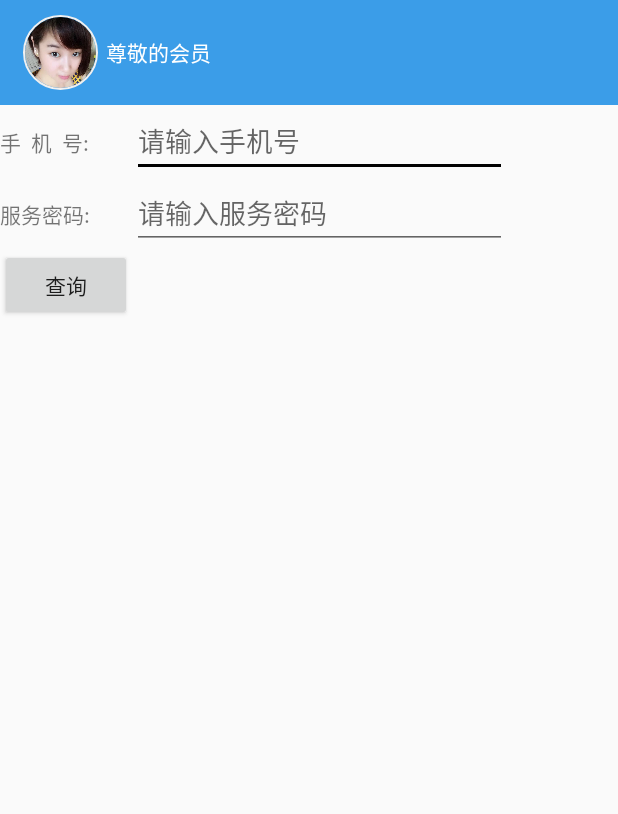
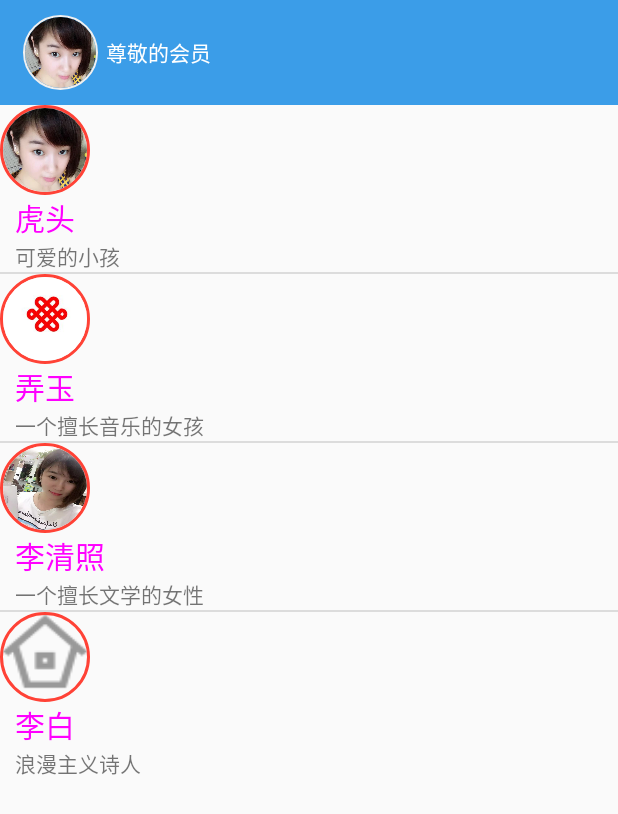
Before and after one commit to leihtg/youme, an Android app: the screen it shows after launch (MainActivity), on a phone screen of 412 x 824 dp. Shown: the top 814 px of the screen. Run offline under Robolectric (Android 15) with nearby library versions, the phone set to English and light mode, and no system bars; our stand-ins replace CircleImageView.

Commit message:
put ListView

```diff
--- a/app/src/main/java/com/leihtg/youme/FirstFragment.java
+++ b/app/src/main/java/com/leihtg/youme/FirstFragment.java
@@ -8,58 +8,46 @@ import android.view.View;
 import android.view.ViewGroup;
 import android.widget.Button;
 import android.widget.EditText;
+import android.widget.ListView;
+import android.widget.SimpleAdapter;
 import android.widget.Toast;
 
 import com.youme.R;
 
+import java.util.ArrayList;
 import java.util.HashMap;
+import java.util.List;
+import java.util.Map;
 
 public class FirstFragment extends Fragment {
-    private static final String PHONE = "yd";
     private View view;
-    private View.OnClickListener clickListener = new View.OnClickListener() {
-        @Override
-        public void onClick(View v) {
-            EditText phone = (EditText) view.findViewById(R.id.yd_phone);
-            EditText pwd = (EditText) view.findViewById(R.id.yd_pwd);
-            Toast.makeText(getActivity(),"手机号："+phone.getText()+",服务密码："+pwd.getText(),Toast.LENGTH_LONG).show();
-        }
-    };
+
+    private String[] names = new String[]{"虎头", "弄玉", "李清照", "李白"};
+    private String[] descs = new String[]{"可爱的小孩", "一个擅长音乐的女孩", "一个擅长文学的女性", "浪漫主义诗人"};
+    private int[] imageIds = new int[]{R.drawable.chenp, R.drawable.lt, R.drawable.cjp, R.mipmap.home_01};
 
     @Nullable
     @Override
     public View onCreateView(LayoutInflater inflater, ViewGroup container, Bundle savedInstanceState) {
         view = inflater.inflate(R.layout.first, null);
-        if (savedInstanceState != null) {
-            Object o = savedInstanceState.get(PHONE);
-            if (o != null) {
-                EditText phone = (EditText) view.findViewById(R.id.yd_phone);
-                EditText pwd = (EditText) view.findViewById(R.id.yd_pwd);
-                HashMap<String, String> map = (HashMap<String, String>) o;
-                phone.setText(map.get("phone"));
-                pwd.setText(map.get("pwd"));
-            }
+        List<Map<String, Object>> listItems = new ArrayList<>();
+        for (int i = 0; i < names.length; i++) {
+            Map<String, Object> listItem = new HashMap<>();
+            listItem.put("header", imageIds[i]);
+            listItem.put("personName", names[i]);
+            listItem.put("desc", descs[i]);
+            listItems.add(listItem);
         }
-        Button searchBtn = (Button) view.findViewById(R.id.yd_searchBtn);
-        searchBtn.setOnClickListener(clickListener);
+        SimpleAdapter simpleAdapter = new SimpleAdapter(view.getContext(), listItems, R.layout.dir_item, new String[]{"personName", "header", "desc"}, new int[]{R.id.name, R.id.header, R.id.desc});
+        ListView listView = (ListView) view.findViewById(R.id.dirList);
+        //为ListView设置Adapter
+        listView.setAdapter(simpleAdapter);
+
         return view;
-    }
-
-    @Override
-    public void onSaveInstanceState(Bundle outState) {
-        super.onSaveInstanceState(outState);
-        if (view != null) {
-            EditText phone = (EditText) view.findViewById(R.id.yd_phone);
-            EditText pwd = (EditText) view.findViewById(R.id.yd_pwd);
-            HashMap<String, String> map = new HashMap<>();
-            map.put("phone", phone.getText().toString());
-            map.put("pwd", pwd.getText().toString());
-        }
     }
 
     @Override
     public void onCreate(@Nullable Bundle savedInstanceState) {
         super.onCreate(savedInstanceState);
-
     }
 }
--- /dev/null
+++ b/app/src/main/res/layout/dir_item.xml
@@ -0,0 +1,39 @@
+<?xml version="1.0" encoding="utf-8"?>
+<LinearLayout xmlns:android="http://schemas.android.com/apk/res/android"
+    xmlns:cir="http://schemas.android.com/apk/res-auto"
+    android:layout_width="match_parent"
+    android:layout_height="match_parent"
+    android:orientation="vertical">
+
+    <com.youme.view.CircleImageViewCustom
+        android:id="@+id/header"
+        android:layout_width="60dp"
+        android:layout_height="60dp"
+        android:paddingLeft="10dp"
+        android:src="@drawable/chenp"
+        cir:borderColor="@color/theme_red"
+        cir:borderWidth="2dp"
+        cir:type="circle" />
+
+    <LinearLayout
+        android:layout_width="match_parent"
+        android:layout_height="wrap_content"
+        android:orientation="vertical">
+
+        <TextView
+            android:id="@+id/name"
+            android:layout_width="wrap_content"
+            android:layout_height="wrap_content"
+            android:paddingLeft="10dp"
+            android:textColor="#f0f"
+            android:textSize="20dp" />
+
+        <TextView
+            android:id="@+id/desc"
+            android:layout_width="wrap_content"
+            android:layout_height="wrap_content"
+            android:paddingLeft="10dp"
+            android:textSize="14dp" />
+    </LinearLayout>
+
+</LinearLayout>
--- a/app/src/main/res/layout/first.xml
+++ b/app/src/main/res/layout/first.xml
@@ -4,47 +4,9 @@
     android:layout_height="match_parent"
     android:orientation="vertical">
 
-    <TableLayout
+    <ListView
+        android:id="@+id/dirList"
         android:layout_width="match_parent"
-        android:layout_height="match_parent">
+        android:layout_height="match_parent"></ListView>
 
-        <TableRow>
-            <TextView
-                android:layout_width="wrap_content"
-                android:layout_height="wrap_content"
-                android:gravity="center_vertical"
-                android:text="手  机  号:" />
-
-            <EditText
-                android:id="@+id/yd_phone"
-                android:layout_width="match_parent"
-                android:layout_height="wrap_content"
-                android:width="250dp"
-                android:hint="请输入手机号"
-                android:inputType="phone" />
-        </TableRow>
-
-        <TableRow>
-            <TextView
-                android:layout_width="wrap_content"
-                android:layout_height="wrap_content"
-                android:gravity="fill_horizontal"
-                android:text="服务密码:" />
-
-            <EditText
-                android:id="@+id/yd_pwd"
-                android:layout_width="wrap_content"
-                android:layout_height="wrap_content"
-                android:hint="请输入服务密码"
-                android:inputType="number" />
-        </TableRow>
-
-        <TableRow>
-            <Button
-                android:id="@+id/yd_searchBtn"
-                android:layout_width="wrap_content"
-                android:layout_height="wrap_content"
-                android:text="查询" />
-        </TableRow>
-    </TableLayout>
 </LinearLayout>
```
Also changed, not shown: 1 other file.
